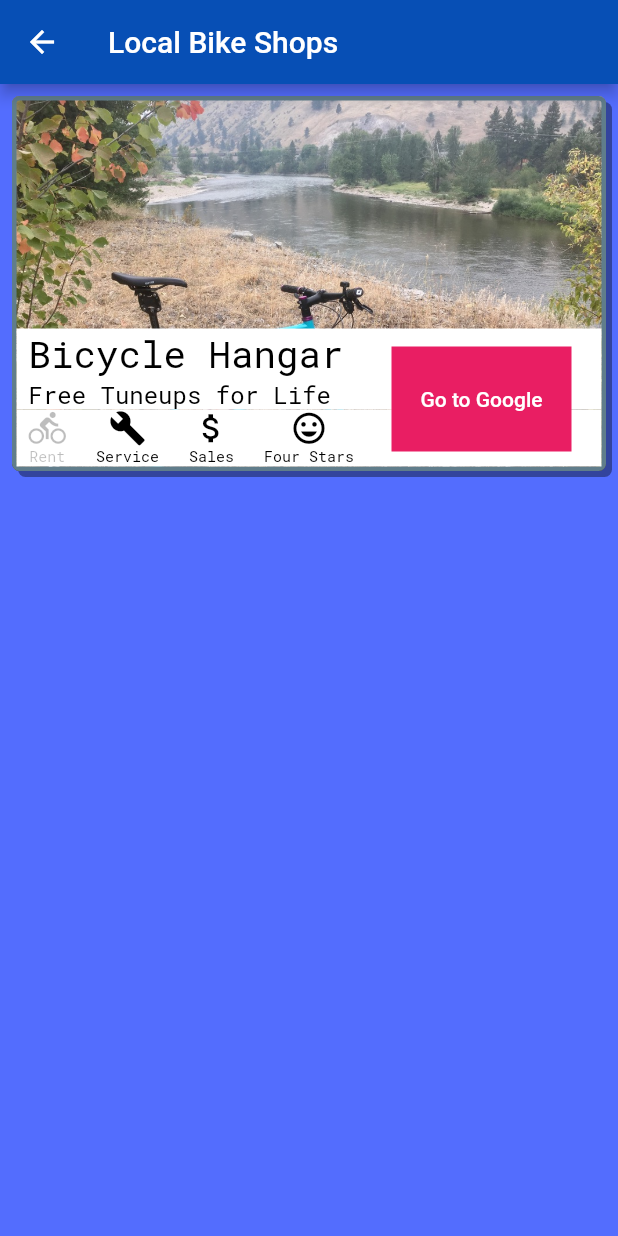
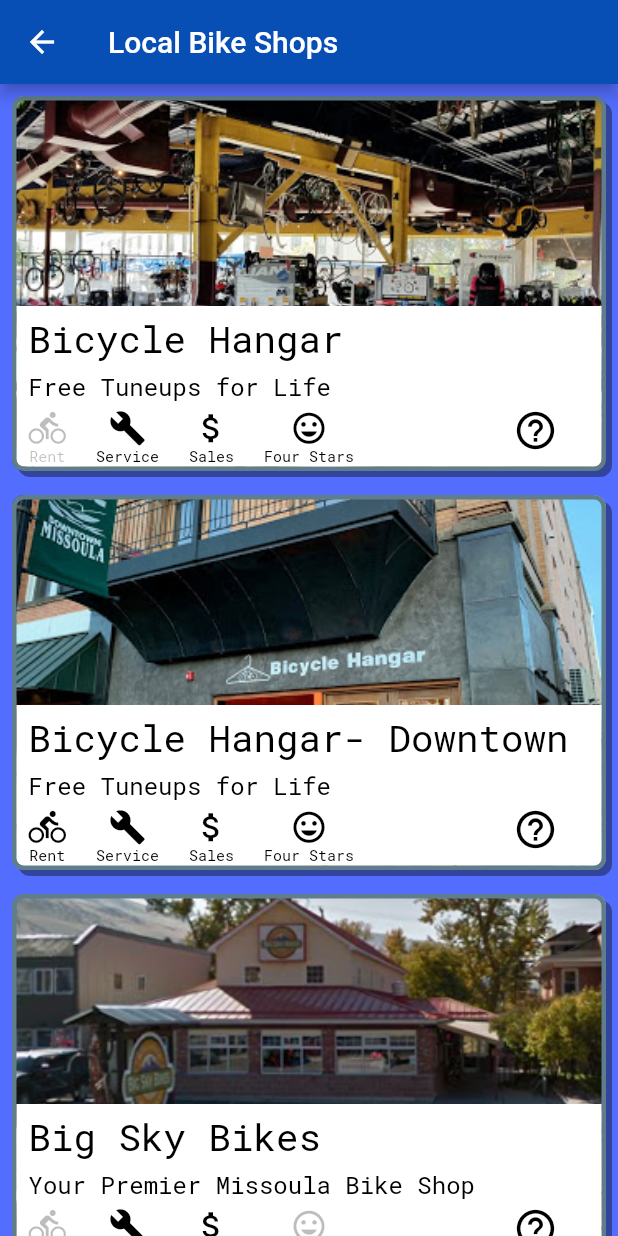
Before and after one commit to mbroberts1019/bike_mso, a Flutter app: the BikeShopScreen screen opened directly, on a phone screen of 412 x 824 dp. Run offline on Flutter 3.47's test engine with Material 2 defaults, Android fonts, the phone set to English and light mode, and no system bars; our stand-ins replace cloud_firestore, expandable, firebase_database, flutter_spinkit, geolocator, google_maps_flutter; missing offline and left inert: flutter_polyline_points; accounts and stored records are empty.

Commit message:
Finished bike shops page for now, added shops, images and ability to go to google URl of shop

```diff
--- a/lib/components/bikeShopCard.dart
+++ b/lib/components/bikeShopCard.dart
@@ -1,18 +1,11 @@
 import 'package:flutter/material.dart';
 import 'package:url_launcher/url_launcher.dart';
+import 'package:bike_mso/constants/bikeShopData.dart';
 
 class BikeShopCard extends StatelessWidget {
-  BikeShopCard(this.shopName, this.shopTagLine, this.imgName, this.shopUrl,
-      this.doRent, this.doRepairs, this.sellBikes, this.fourStars);
+  final BikeShop shop;
 
-  final String shopName;
-  final String shopTagLine;
-  final String imgName;
-  final String shopUrl;
-  final bool doRent;
-  final bool doRepairs;
-  final bool sellBikes;
-  final bool fourStars;
+  BikeShopCard(this.shop);
 
   @override
   Widget build(BuildContext context) {
@@ -22,10 +15,10 @@ class BikeShopCard extends StatelessWidget {
         height: 250,
         decoration: BoxDecoration(
             image: DecorationImage(
-              image: AssetImage("assets/images/$imgName"),
+              image: AssetImage("assets/images/" + shop.imgName),
               fit: BoxFit.cover,
             ),
-            borderRadius: BorderRadius.circular(5.0),
+            borderRadius: BorderRadius.circular(8.0),
             border: Border.all(
               color: Colors.blueGrey,
               width: 3.0,
@@ -47,9 +40,9 @@ class BikeShopCard extends StatelessWidget {
                     color: Colors.white,
                   ),
                   child: Padding(
-                    padding: EdgeInsets.only(left: 8.0),
+                    padding: EdgeInsets.only(top: 5, left: 8.0),
                     child: Text(
-                      shopName,
+                      shop.shopName,
                       style: TextStyle(fontSize: 25.0, color: Colors.black),
                     ),
                   ),
@@ -57,50 +50,61 @@ class BikeShopCard extends StatelessWidget {
                 Container(
                   decoration: BoxDecoration(color: Colors.white),
                   child: Padding(
-                    padding: EdgeInsets.only(left: 8.0),
+                    padding: EdgeInsets.only(top: 5, left: 8.0),
                     child: Text(
-                      shopTagLine,
+                      shop.shopTagLine,
                       style: TextStyle(fontSize: 16.0, color: Colors.black),
                     ),
                   ),
                 ),
                 Container(
-                  decoration: BoxDecoration(color: Colors.white),
+                  decoration: BoxDecoration(
+                    color: Colors.white,
+                    borderRadius: BorderRadius.only(
+                      bottomRight: Radius.circular(5.0),
+                      bottomLeft: Radius.circular(5.0),
+                    ),
+                  ),
                   child: Row(
                     mainAxisAlignment: MainAxisAlignment.start,
                     children: <Widget>[
                       Padding(
-                        padding: EdgeInsets.only(left: 8, right: 10),
+                        padding: EdgeInsets.only(top: 5, left: 8, right: 10),
                         child: Column(
                           children: <Widget>[
                             Icon(Icons.directions_bike,
                                 size: 25.0,
-                                color: doRent ? Colors.black : Colors.black26),
+                                color: shop.doRent
+                                    ? Colors.black
+                                    : Colors.black26),
                             Text(
                               'Rent',
                               style: TextStyle(
                                 fontSize: 10,
-                                color: doRent ? Colors.black : Colors.black26,
+                                color:
+                                    shop.doRent ? Colors.black : Colors.black26,
                               ),
                             ),
                           ],
                         ),
                       ),
                       Padding(
-                        padding: EdgeInsets.only(left: 10, right: 10),
+                        padding: EdgeInsets.only(top: 5, left: 10, right: 10),
                         child: Column(
                           children: <Widget>[
                             Icon(Icons.build,
                                 size: 25.0,
-                                color:
-                                    doRepairs ? Colors.black : Colors.black26),
+                                color: shop.doRepairs
+                                    ? Colors.black
+                                    : Colors.black26),
                             Center(
                               child: Text(
                                 'Service',
                                 style: TextStyle(
                                   fontSize: 10,
-                                  color:
-                                      doRepairs ? Colors.black : Colors.black26,
+                                  color: shop.doRepairs
+                                      ? Colors.black
+                                      : Colors.black26,
                                 ),
                               ),
                             ),
@@ -108,20 +112,22 @@ class BikeShopCard extends StatelessWidget {
                         ),
                       ),
                       Padding(
-                        padding: EdgeInsets.only(left: 10, right: 10),
+                        padding: EdgeInsets.only(top: 5, left: 10, right: 10),
                         child: Column(
                           children: <Widget>[
                             Icon(Icons.attach_money,
                                 size: 25.0,
-                                color:
-                                    sellBikes ? Colors.black : Colors.black26),
+                                color: shop.sellBikes
+                                    ? Colors.black
+                                    : Colors.black26),
                             Center(
                               child: Text(
                                 'Sales',
                                 style: TextStyle(
                                   fontSize: 10,
-                                  color:
-                                      sellBikes ? Colors.black : Colors.black26,
+                                  color: shop.sellBikes
+                                      ? Colors.black
+                                      : Colors.black26,
                                 ),
                               ),
                             ),
@@ -129,20 +135,22 @@ class BikeShopCard extends StatelessWidget {
                         ),
                       ),
                       Padding(
-                        padding: EdgeInsets.only(left: 10, right: 5),
+                        padding: EdgeInsets.only(top: 5, left: 10, right: 5),
                         child: Column(
                           children: <Widget>[
                             Icon(Icons.insert_emoticon,
                                 size: 25.0,
-                                color:
-                                    fourStars ? Colors.black : Colors.black26),
+                                color: shop.fourStars
+                                    ? Colors.black
+                                    : Colors.black26),
                             Center(
                               child: Text(
                                 'Four Stars',
                                 style: TextStyle(
                                   fontSize: 10,
-                                  color:
-                                      fourStars ? Colors.black : Colors.black26,
+                                  color: shop.fourStars
+                                      ? Colors.black
+                                      : Colors.black26,
                                 ),
                               ),
                             ),
@@ -155,21 +163,14 @@ class BikeShopCard extends StatelessWidget {
               ],
             ),
             Positioned(
-              bottom: 10,
-              right: 20,
-              child: Container(
-                height: 70,
-                width: 120,
-                decoration: BoxDecoration(
-                  color: Colors.pink,
-                ),
-                child: FlatButton(
-                  onPressed: () {
-                    print('Cliked');
-                    _launchURL(shopUrl);
-                  },
-                  child: Text('Go to Google'),
-                ),
+              bottom: 0,
+              right: 0,
+              child: FlatButton(
+                onPressed: () {
+                  print('Cliked');
+                  _launchURL(shop.shopUrl);
+                },
+                child: Icon(Icons.help_outline, size: 30, color: Colors.black),
               ),
             ),
           ],
--- a/lib/constants/bikeShopData.dart
+++ b/lib/constants/bikeShopData.dart
@@ -3,8 +3,96 @@ import 'package:flutter/material.dart';
 final kBicycleHangar = new BikeShop(
   'Bicycle Hangar',
   'Free Tuneups for Life',
-  'kimWilliamsBridgeClub.jpg',
+  'bikeHangar.jpg',
   'www.google.com/maps/place/Bicycle+Hangar/@46.8577816,-114.0165069,15z/data=!4m8!1m2!2m1!1sgoogle+maps+bicycle+Hangar!3m4!1s0x535dcdc198b4b2dd:0xccb015e2a373910f!8m2!3d46.853907!4d-114.0108293',
+  false,
+  true,
+  true,
+  true,
+);
+
+final kBicycleHangarDowntown = new BikeShop(
+  'Bicycle Hangar- Downtown',
+  'Free Tuneups for Life',
+  'bikeHanagarDT.png',
+  'www.google.com/maps/place/Bicycle+Hangar+Downtown/@46.8637082,-114.0192536,14z/data=!4m8!1m2!2m1!1sgoogle+maps+bicycle+Hangar!3m4!1s0x535dcc2b056ffea3:0xeae80f03e9fadc00!8m2!3d46.8735121!4d-113.9926586',
+  true,
+  true,
+  true,
+  true,
+);
+
+final kBigSkyBikes = new BikeShop(
+  'Big Sky Bikes',
+  'Your Premier Missoula Bike Shop',
+  'bigSkyBikes.png',
+  'www.google.com/maps/place/Big+Sky+Bikes/@46.867985,-113.9862867,17z/data=!3m1!4b1!4m5!3m4!1s0x535dcc2e5011984f:0x382ca0d14bfd3906!8m2!3d46.867985!4d-113.984098',
+  false,
+  true,
+  true,
+  false,
+);
+
+final kBikeDoctor = new BikeShop(
+  'Bike Doctor',
+  'Relaxed, low pressure atmosphere',
+  'bikeDoctor.jpeg',
+  'www.google.com/maps/place/Bike+Doctor/@46.8778278,-114.0089007,17z/data=!3m1!4b1!4m5!3m4!1s0x535dce7db76c8edb:0x2fd9b1cd19e63a80!8m2!3d46.8778278!4d-114.006712',
+  false,
+  true,
+  true,
+  true,
+);
+
+final kFreeCycles = new BikeShop(
+  'Free Cycles',
+  'Community, Education, Engagement',
+  'freeCycles.jpg',
+  'www.google.com/maps/place/Free+Cycles+Missoula/@46.8691512,-114.0098059,17z/data=!3m1!4b1!4m5!3m4!1s0x535dcdd652536b63:0x74e528cc5037a24e!8m2!3d46.8691476!4d-114.0076172',
+  false,
+  true,
+  false,
+  true,
+);
+
+final kHellgateCyclery = new BikeShop(
+  'Hellgate Cyclery',
+  'A world with bicycles is beautiful',
+  'hellgateCyclery.jpg',
+  'www.google.com/maps/place/Hellgate+Cyclery/@46.8724325,-113.9954444,17z/data=!3m1!4b1!4m5!3m4!1s0x535dcc2a46fdd44f:0x4eab17958796d300!8m2!3d46.8724325!4d-113.9932557',
+  false,
+  true,
+  true,
+  true,
+);
+
+final kMissoulaBikeSource = new BikeShop(
+  'Missoula Bike Source',
+  'Montana\'s Mountain Bike Headquarters',
+  'missoulaBikeSource.jpeg',
+  'www.google.com/maps/place/Missoula+Bike+Source/@46.8575458,-114.0213912,17z/data=!3m1!4b1!4m5!3m4!1s0x535dcde83de3c733:0x41ae533dbb104914!8m2!3d46.8575458!4d-114.0192025',
+  false,
+  true,
+  true,
+  true,
+);
+
+final kMissoulaBikeWorks = new BikeShop(
+  'Missoula Bike Works',
+  'The Ride Matters',
+  'missoulaBikeWorks.jpeg',
+  'www.google.com/maps/place/Missoula+Bicycle+Works/@46.8645575,-113.9994851,17z/data=!3m1!4b1!4m5!3m4!1s0x535dcdd2681d7541:0xd190785f4eacd775!8m2!3d46.8645575!4d-113.9972964',
+  true,
+  true,
+  true,
+  true,
+);
+
+final kOpenRoadBicycles = new BikeShop(
+  'Open Road Bicycles',
+  'Proudly Serving Western MT for 30 years',
+  'openRoad.png',
+  'www.google.com/maps/place/Open+Road+Bicycles+And+Nordic/@46.8665734,-114.0060017,17z/data=!3m1!4b1!4m5!3m4!1s0x535dcdd135c86e6b:0x31f149671c7f0036!8m2!3d46.8665734!4d-114.003813',
   false,
   true,
   true,
--- a/lib/screens/bikeShop_screen.dart
+++ b/lib/screens/bikeShop_screen.dart
@@ -1,5 +1,6 @@
 import 'package:flutter/material.dart';
 import 'package:bike_mso/components/bikeShopCard.dart';
+import 'package:bike_mso/constants/bikeShopData.dart';
 
 class BikeShopScreen extends StatefulWidget {
   @override
@@ -10,23 +11,23 @@ class _BikeShopScreenState extends State<BikeShopScreen> {
   @override
   Widget build(BuildContext context) {
     return Scaffold(
-        appBar: AppBar(
-          title: Text('Local Bike Shops'),
-        ),
-        body: Column(
-          children: <Widget>[
-            BikeShopCard(
-              'Bicycle Hangar',
-              'Free Tuneups for Life',
-              'kimWilliamsBridgeClub.jpg',
-              'www.google.com/maps/place/Bicycle+Hangar/@46.8577816,-114.0165069,15z/data=!4m8!1m2!2m1!1sgoogle+maps+bicycle+Hangar!3m4!1s0x535dcdc198b4b2dd:0xccb015e2a373910f!8m2!3d46.853907!4d-114.0108293',
-              false,
-              true,
-              true,
-              true,
-            ),
-          ],
-        ));
+      appBar: AppBar(
+        title: Text('Local Bike Shops'),
+      ),
+      body: ListView(
+        children: <Widget>[
+          BikeShopCard(kBicycleHangar),
+          BikeShopCard(kBicycleHangarDowntown),
+          BikeShopCard(kBigSkyBikes),
+          BikeShopCard(kBikeDoctor),
+          BikeShopCard(kFreeCycles),
+          BikeShopCard(kHellgateCyclery),
+          BikeShopCard(kMissoulaBikeSource),
+          BikeShopCard(kMissoulaBikeWorks),
+          BikeShopCard(kOpenRoadBicycles),
+        ],
+      ),
+    );
   }
 }
 
```
Also changed, not shown: assets/images/bigSkyBikes.png (added), assets/images/bikeDoctor.jpeg (added), assets/images/bikeHanagarDT.png (added), assets/images/bikeHangar.jpg (added), assets/images/freeCycles.jpg (added), assets/images/hellgateCyclery.jpg (added), assets/images/missoulaBikeSource.jpeg (added), assets/images/missoulaBikeWorks.jpeg (added), assets/images/openRoad.png (added).
